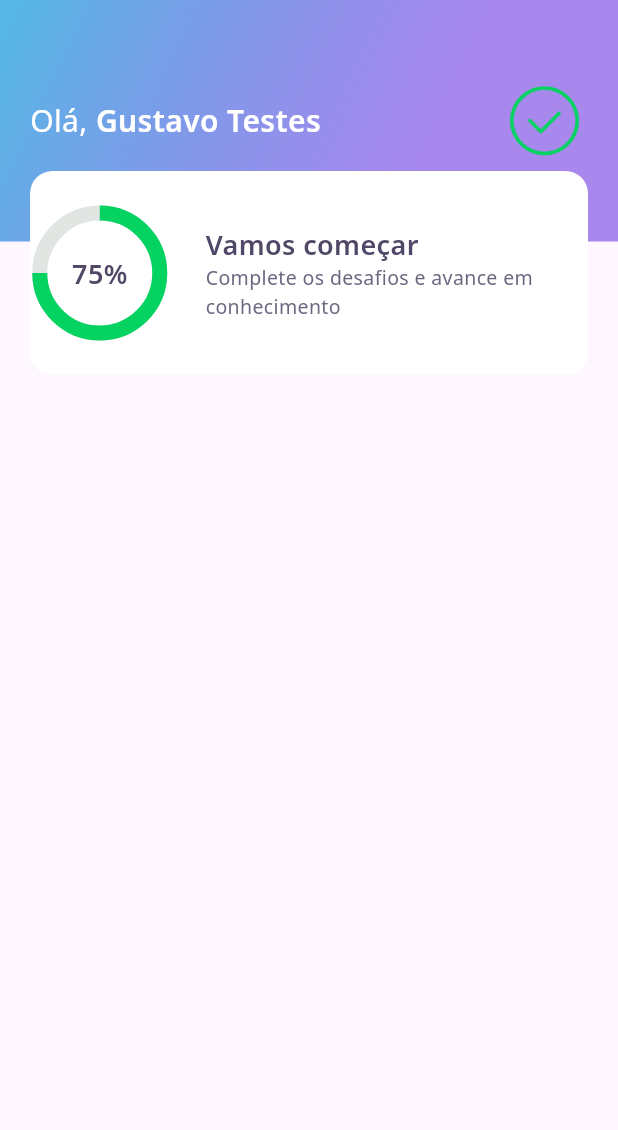
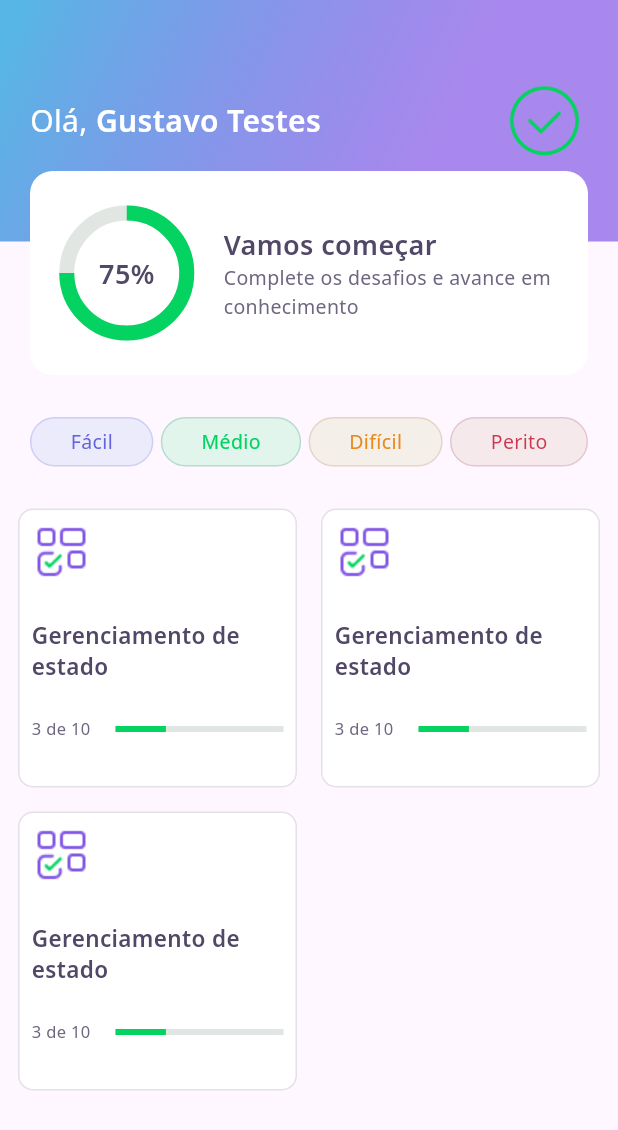
Before and after one commit to gustavoaesteves/NLW-flutter, a Flutter app: the screen it shows after launch, on a phone screen of 412 x 824 dp. Shown: the top 1130 px of the screen. Run offline on Flutter 3.47's test engine with Material 3 defaults, Android fonts, the phone set to English and light mode, and no system bars; our stand-ins replace google_fonts.

Commit message:
nlw: home with level buttons and quiz card

```diff
--- a/nlw_flutter/lib/home/home_page.dart
+++ b/nlw_flutter/lib/home/home_page.dart
@@ -1,4 +1,6 @@
 import 'package:DevQuiz/home/widgets/appbar/app_bar_widget.dart';
+import 'package:DevQuiz/home/widgets/level_button/level_button_widget.dart';
+import 'package:DevQuiz/home/widgets/quiz_card/quiz_card_widget.dart';
 import 'package:flutter/material.dart';
 
 class HomePage extends StatefulWidget {
@@ -12,7 +14,43 @@ class _HomePageState extends State<HomePage> {
   @override
   Widget build(BuildContext context) {
     return Scaffold(
-      appBar: AppBarWidget(),
-    );
+        appBar: AppBarWidget(),
+        body: Padding(
+          padding: const EdgeInsets.symmetric(horizontal: 12),
+          child: Column(
+            children: [
+              SizedBox(
+                height: 20,
+              ),
+              Padding(
+                padding: const EdgeInsets.all(8.0),
+                child: Row(
+                  mainAxisAlignment: MainAxisAlignment.spaceBetween,
+                  children: [
+                    LevelButtonWidget(label: "Fácil"),
+                    LevelButtonWidget(label: "Médio"),
+                    LevelButtonWidget(label: "Difícil"),
+                    LevelButtonWidget(label: "Perito"),
+                  ],
+                ),
+              ),
+              SizedBox(
+                height: 20,
+              ),
+              Expanded(
+                child: GridView.count(
+                  crossAxisCount: 2,
+                  crossAxisSpacing: 16,
+                  mainAxisSpacing: 16,
+                  children: [
+                    QuizCardWidget(),
+                    QuizCardWidget(),
+                    QuizCardWidget(),
+                  ],
+                ),
+              )
+            ],
+          ),
+        ));
   }
 }
--- /dev/null
+++ b/nlw_flutter/lib/home/widgets/level_button/level_button_widget.dart
@@ -0,0 +1,56 @@
+import 'package:DevQuiz/core/core.dart';
+import 'package:flutter/material.dart';
+import 'package:google_fonts/google_fonts.dart';
+
+class LevelButtonWidget extends StatelessWidget {
+  final String label;
+
+  LevelButtonWidget({Key? key, required this.label})
+      : assert(["Fácil", "Médio", "Difícil", "Perito"].contains(label)),
+        super(key: key);
+
+  final config = {
+    "Fácil": {
+      "color": AppColors.levelButtonFacil,
+      "borderColor": AppColors.levelButtonBorderFacil,
+      "fontColor": AppColors.levelButtonTextFacil
+    },
+    "Médio": {
+      "color": AppColors.levelButtonMedio,
+      "borderColor": AppColors.levelButtonBorderMedio,
+      "fontColor": AppColors.levelButtonTextMedio
+    },
+    "Difícil": {
+      "color": AppColors.levelButtonDificil,
+      "borderColor": AppColors.levelButtonBorderDificil,
+      "fontColor": AppColors.levelButtonTextDificil
+    },
+    "Perito": {
+      "color": AppColors.levelButtonPerito,
+      "borderColor": AppColors.levelButtonBorderPerito,
+      "fontColor": AppColors.levelButtonTextPerito
+    },
+  };
+
+  Color get color => config[label]!['color']!;
+  Color get borderColor => config[label]!['borderColor']!;
+  Color get fontColor => config[label]!['fontColor']!;
+
+  @override
+  Widget build(BuildContext context) {
+    return Container(
+      decoration: BoxDecoration(
+          borderRadius: BorderRadius.circular(28),
+          color: color,
+          border: Border.fromBorderSide(BorderSide(color: borderColor))),
+      child: Padding(
+        padding: const EdgeInsets.symmetric(horizontal: 26, vertical: 6),
+        child: Text(label,
+            style: GoogleFonts.notoSans(
+              color: fontColor,
+              fontSize: 13,
+            )),
+      ),
+    );
+  }
+}
--- /dev/null
+++ b/nlw_flutter/lib/home/widgets/quiz_card/quiz_card_widget.dart
@@ -0,0 +1,52 @@
+import 'package:DevQuiz/core/core.dart';
+import 'package:flutter/material.dart';
+
+class QuizCardWidget extends StatelessWidget {
+  const QuizCardWidget({super.key});
+
+  @override
+  Widget build(BuildContext context) {
+    return Container(
+      padding: EdgeInsets.all(8),
+      decoration: BoxDecoration(
+          border: Border.all(color: AppColors.border),
+          color: AppColors.white,
+          borderRadius: BorderRadius.all(Radius.circular(10))),
+      child: Column(
+        crossAxisAlignment: CrossAxisAlignment.start,
+        children: [
+          Container(
+            height: 40,
+            width: 40,
+            child: Image.asset(AppImages.blocks),
+          ),
+          SizedBox(
+            height: 24,
+          ),
+          Text(
+            "Gerenciamento de estado",
+            style: AppTextStyles.heading15,
+          ),
+          SizedBox(
+            height: 24,
+          ),
+          Row(
+            children: [
+              Expanded(
+                  flex: 1, child: Text("3 de 10", style: AppTextStyles.body11)),
+              Expanded(
+                flex: 2,
+                child: LinearProgressIndicator(
+                  value: 0.3,
+                  backgroundColor: AppColors.chartSecondary,
+                  valueColor:
+                      AlwaysStoppedAnimation<Color>(AppColors.chartPrimary),
+                ),
+              )
+            ],
+          )
+        ],
+      ),
+    );
+  }
+}
--- a/nlw_flutter/lib/home/widgets/score_card/score_card_widget.dart
+++ b/nlw_flutter/lib/home/widgets/score_card/score_card_widget.dart
@@ -13,6 +13,8 @@ class ScoreCardWidget extends StatelessWidget {
         height: 136,
         decoration: BoxDecoration(
             color: AppColors.white, borderRadius: BorderRadius.circular(15)),
+        child: Padding(
+          padding: const EdgeInsets.symmetric(horizontal: 24, vertical: 24),
           child: Row(
             crossAxisAlignment: CrossAxisAlignment.center,
             children: [
@@ -40,6 +42,7 @@ class ScoreCardWidget extends StatelessWidget {
             ],
           ),
         ),
+      ),
     );
   }
 }
```
Lines whose indentation alone changed are shown as unchanged.
